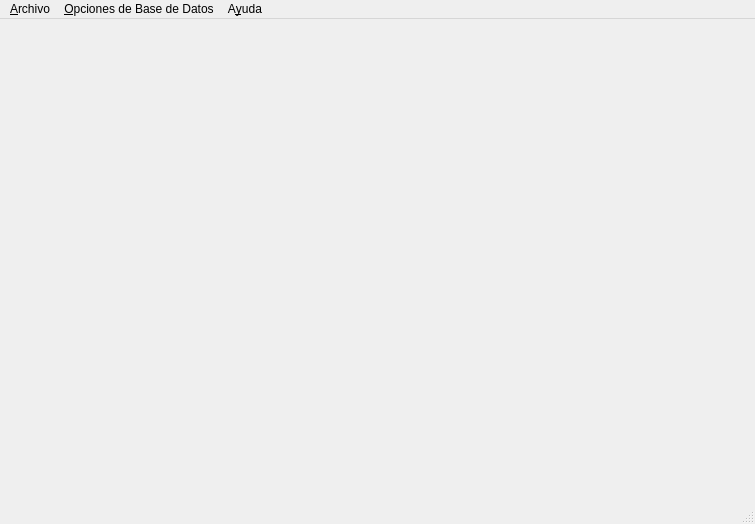
The window that mwindow.ui (jcespinoza/JCs_Access) describes before a commit, drawn with Qt 5.
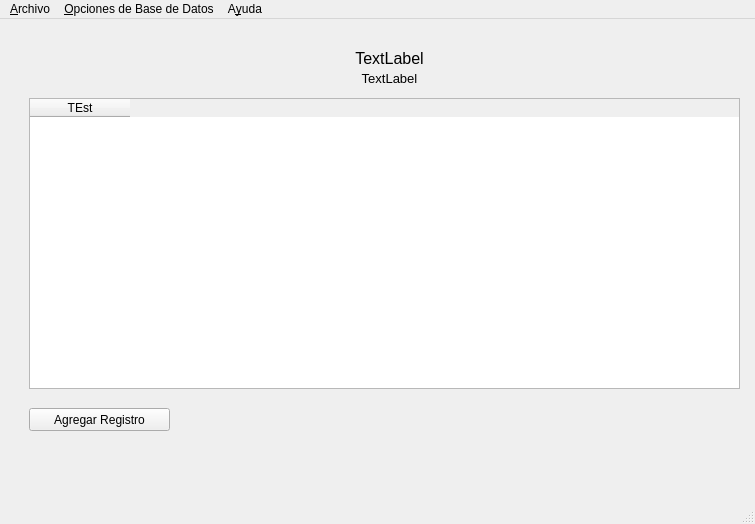
The same window after the commit. The open tabs and pages were chosen to show the change.

```diff
--- a/mwindow.ui
+++ b/mwindow.ui
@@ -353,7 +353,78 @@
       </property>
      </widget>
     </widget>
-    <widget class="QWidget" name="pgData"/>
+    <widget class="QWidget" name="pgData">
+     <widget class="QTableWidget" name="twData">
+      <property name="geometry">
+       <rect>
+        <x>20</x>
+        <y>50</y>
+        <width>711</width>
+        <height>291</height>
+       </rect>
+      </property>
+      <column>
+       <property name="text">
+        <string>TEst</string>
+       </property>
+      </column>
+     </widget>
+     <widget class="QLabel" name="lbDataBaseName_DataPage">
+      <property name="geometry">
+       <rect>
+        <x>170</x>
+        <y>0</y>
+        <width>421</width>
+        <height>21</height>
+       </rect>
+      </property>
+      <property name="font">
+       <font>
+        <pointsize>12</pointsize>
+       </font>
+      </property>
+      <property name="text">
+       <string>TextLabel</string>
+      </property>
+      <property name="alignment">
+       <set>Qt::AlignCenter</set>
+      </property>
+     </widget>
+     <widget class="QLabel" name="lbTableName">
+      <property name="geometry">
+       <rect>
+        <x>170</x>
+        <y>20</y>
+        <width>421</width>
+        <height>21</height>
+       </rect>
+      </property>
+      <property name="font">
+       <font>
+        <pointsize>10</pointsize>
+       </font>
+      </property>
+      <property name="text">
+       <string>TextLabel</string>
+      </property>
+      <property name="alignment">
+       <set>Qt::AlignCenter</set>
+      </property>
+     </widget>
+     <widget class="QPushButton" name="pushButton">
+      <property name="geometry">
+       <rect>
+        <x>20</x>
+        <y>360</y>
+        <width>141</width>
+        <height>23</height>
+       </rect>
+      </property>
+      <property name="text">
+       <string>Agregar Registro</string>
+      </property>
+     </widget>
+    </widget>
    </widget>
   </widget>
   <widget class="QMenuBar" name="menuBar">
```
Left out of the diff: 43 changed lines with no effect on the pictures.
